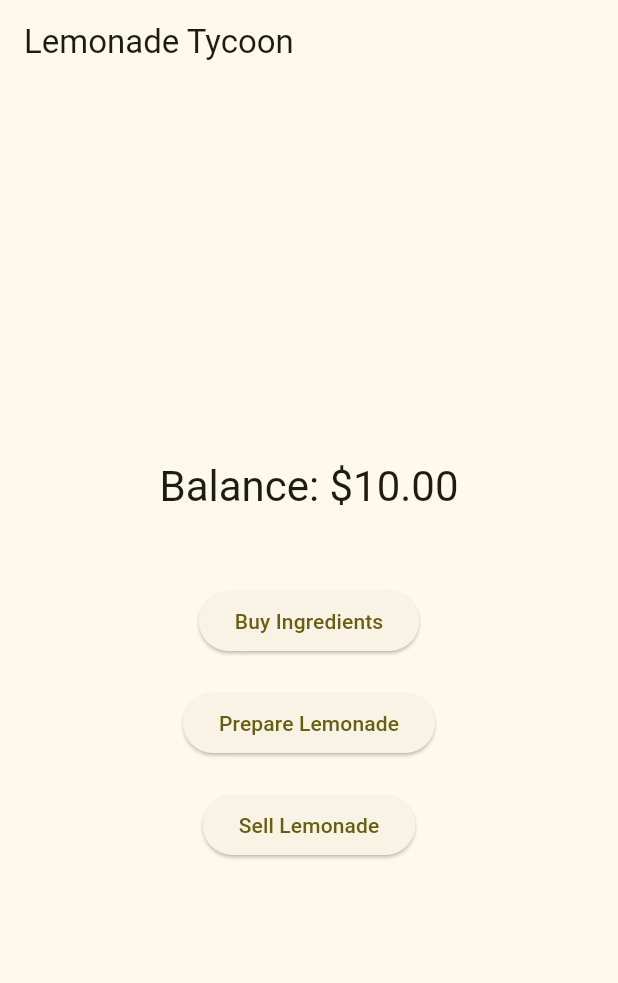
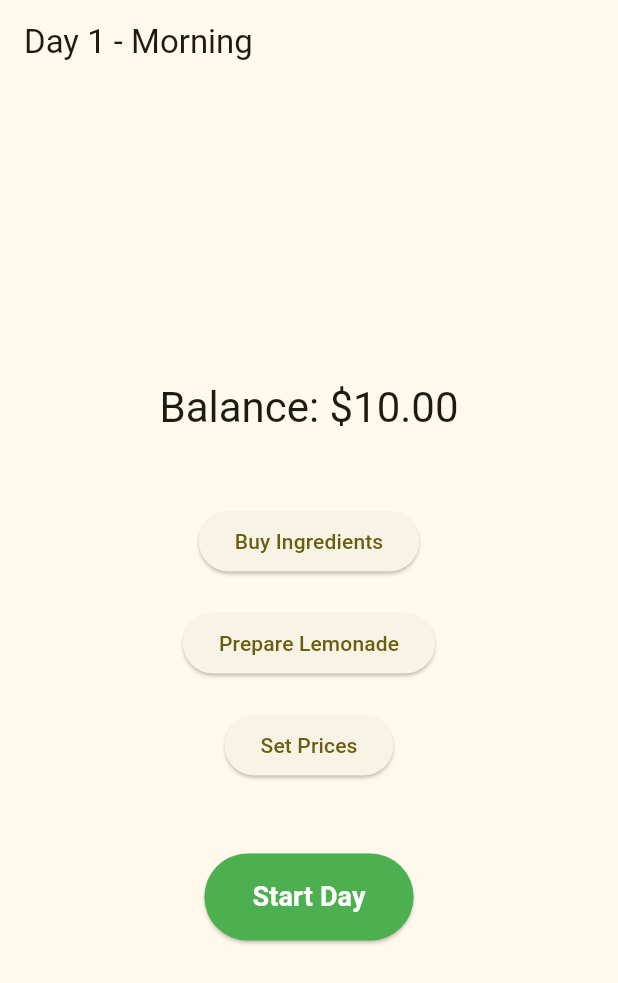
Before and after one commit to igorbasko01/lemonade-tycoon-flutter, a Flutter app: the GameMenuScreen screen opened directly, on a phone screen of 412 x 824 dp. Shown: the top 983 px of the screen. Run offline on Flutter 3.47's test engine with Material 3 defaults, Android fonts, the phone set to English and light mode, and no system bars.

Commit message:
add simulation

```diff
--- a/lib/game_menu_screen.dart
+++ b/lib/game_menu_screen.dart
@@ -2,7 +2,7 @@ import 'package:flutter/material.dart';
 import 'package:provider/provider.dart';
 import 'buy_ingredients_screen.dart';
 import 'prepare_lemonade_screen.dart';
-import 'sell_lemonade_screen.dart';
+import 'set_prices_screen.dart';
 import 'view_models/game_view_model.dart';
 
 class GameMenuScreen extends StatelessWidget {
@@ -12,7 +12,11 @@ class GameMenuScreen extends StatelessWidget {
   Widget build(BuildContext context) {
     return Scaffold(
       appBar: AppBar(
-        title: const Text('Lemonade Tycoon'),
+        title: Consumer<GameViewModel>(
+          builder: (context, viewModel, child) {
+            return Text('Day ${viewModel.gameManager.currentDay} - Morning');
+          },
+        ),
       ),
       body: Center(
         child: Column(
@@ -53,11 +57,33 @@ class GameMenuScreen extends StatelessWidget {
               onPressed: () {
                 Navigator.of(context).push(
                   MaterialPageRoute(
-                    builder: (context) => const SellLemonadeScreen(),
+                    builder: (context) => const SetPricesScreen(),
                   ),
                 );
               },
-              child: const Text('Sell Lemonade'),
+              child: const Text('Set Prices'),
+            ),
+            const SizedBox(height: 48),
+            Consumer<GameViewModel>(
+              builder: (context, viewModel, child) {
+                return ElevatedButton(
+                  onPressed: () {
+                    viewModel.startDaySimulation();
+                  },
+                  style: ElevatedButton.styleFrom(
+                    padding: const EdgeInsets.symmetric(
+                      horizontal: 32,
+                      vertical: 16,
+                    ),
+                    backgroundColor: Colors.green,
+                    foregroundColor: Colors.white,
+                  ),
+                  child: const Text(
+                    'Start Day',
+                    style: TextStyle(fontSize: 18, fontWeight: FontWeight.bold),
+                  ),
+                );
+              },
             ),
           ],
         ),
--- a/lib/main.dart
+++ b/lib/main.dart
@@ -1,7 +1,7 @@
 import 'package:flutter/material.dart';
+import 'package:lemonade_tycoon/view_models/game_view_model.dart';
 import 'package:provider/provider.dart';
-import 'view_models/game_view_model.dart';
-import 'welcome_screen.dart';
+import 'game_screen.dart';
 
 void main() {
   runApp(const LemonadeTycoonApp());
@@ -20,7 +20,7 @@ class LemonadeTycoonApp extends StatelessWidget {
           colorScheme: ColorScheme.fromSeed(seedColor: Colors.yellow),
           useMaterial3: true,
         ),
-        home: const WelcomeScreen(),
+        home: const GameScreen(),
       ),
     );
   }
--- /dev/null
+++ b/lib/models/game_manager.dart
@@ -0,0 +1,27 @@
+import 'daily_report.dart';
+
+enum GamePhase { morning, day, evening }
+
+class GameManager {
+  int _currentDay = 0;
+  GamePhase _currentPhase = GamePhase.morning;
+  DailyReport? _lastDailyReport;
+
+  int get currentDay => _currentDay;
+  GamePhase get currentPhase => _currentPhase;
+  DailyReport? get lastDailyReport => _lastDailyReport;
+
+  void startMorning() {
+    _currentDay++;
+    _currentPhase = GamePhase.morning;
+  }
+
+  void startDay() {
+    _currentPhase = GamePhase.day;
+  }
+
+  void endDay(DailyReport report) {
+    _lastDailyReport = report;
+    _currentPhase = GamePhase.evening;
+  }
+}
--- a/lib/models/ingredients.dart
+++ b/lib/models/ingredients.dart
@@ -1,7 +1,17 @@
 class Ingredient {
-    final String name;
+  final String name;
 
-    Ingredient({required this.name});
+  const Ingredient({required this.name});
+
+  @override
+  bool operator ==(Object other) =>
+      identical(this, other) ||
+      other is Ingredient &&
+      runtimeType == other.runtimeType &&
+      name == other.name;
+
+  @override
+  int get hashCode => name.hashCode;
 }
 
 class IngredientAmount {
--- a/lib/view_models/game_view_model.dart
+++ b/lib/view_models/game_view_model.dart
@@ -7,12 +7,30 @@ import '../models/recipes.dart';
 import '../models/shop.dart';
 import '../models/wallet.dart';
 
+import '../models/game_manager.dart';
+import '../services/simulation_service.dart';
+
 class GameViewModel extends ChangeNotifier {
   late final Player _player;
+  late final GameManager _gameManager;
+  late final SimulationService _simulationService;
 
   late final Shop _supplier;
 
-  GameViewModel({Player? player, Shop? supplier}) {
+  GameViewModel({
+    Player? player,
+    Shop? supplier,
+    GameManager? gameManager,
+    SimulationService? simulationService,
+  }) {
+    _gameManager = gameManager ?? GameManager();
+    _simulationService = simulationService ?? SimulationService();
+
+    // If we are starting fresh (Day 0), begin the morning of Day 1
+    if (_gameManager.currentDay == 0) {
+      _gameManager.startMorning();
+    }
+
     if (player != null) {
       _player = player;
     } else {
@@ -22,23 +40,29 @@ class GameViewModel extends ChangeNotifier {
         wallet: Wallet(10.0), // Starting balance
       );
       // We need to ensure the player has a shop to store ingredients
-      _player.addShop(Shop(
+      _player.addShop(
+        Shop(
           inventory: Inventory(ingredients: {}),
-        wallet: Wallet(0.0), // Shop starts with 0 funds, player transfers money
+          wallet: Wallet(
+            0.0,
+          ), // Shop starts with 0 funds, player transfers money
           prices: {},
-      ));
+        ),
+      );
     }
 
     if (supplier != null) {
       _supplier = supplier;
     } else {
       _supplier = Shop(
-        inventory: Inventory(ingredients: {
+        inventory: Inventory(
+          ingredients: {
             Ingredients.lemon: 1000,
             Ingredients.sugar: 1000,
             Ingredients.ice: 1000,
             Ingredients.water: 1000,
-        }),
+          },
+        ),
         wallet: Wallet(0.0),
         prices: {
           Ingredients.lemon: 0.5,
@@ -53,6 +77,8 @@ class GameViewModel extends ChangeNotifier {
   }
 
   double get balance => _player.wallet.balance;
+
+  GameManager get gameManager => _gameManager;
 
   // Expose supplier data
   Map<Ingredient, double> get supplierPrices => _supplier.prices;
@@ -86,7 +112,6 @@ class GameViewModel extends ChangeNotifier {
     final targetShop = _player.shops.first;
     final item = IngredientAmount(ingredient: ingredient, amount: 1);
 
-
     final result = _player.buyForShop(
       supplier: _supplier,
       targetShop: targetShop,
@@ -99,7 +124,6 @@ class GameViewModel extends ChangeNotifier {
     }
   }
 
-
   List<Customer> _customers = [];
   List<Customer> get customers => List.unmodifiable(_customers);
 
@@ -111,19 +135,28 @@ class GameViewModel extends ChangeNotifier {
         name: 'Alice',
         wallet: Wallet(5.0),
         inventory: Inventory(ingredients: {}),
-         wantedItem: IngredientAmount(ingredient: Recipes.sweetLemonade.outputIngredient, amount: 1),
+        wantedItem: IngredientAmount(
+          ingredient: Recipes.sweetLemonade.outputIngredient,
+          amount: 1,
+        ),
       ),
       Customer(
         name: 'Bob',
         wallet: Wallet(3.0),
         inventory: Inventory(ingredients: {}),
-         wantedItem: IngredientAmount(ingredient: Recipes.mildLemonade.outputIngredient, amount: 1),
+        wantedItem: IngredientAmount(
+          ingredient: Recipes.mildLemonade.outputIngredient,
+          amount: 1,
+        ),
       ),
       Customer(
         name: 'Charlie',
         wallet: Wallet(4.0),
         inventory: Inventory(ingredients: {}),
-          wantedItem: IngredientAmount(ingredient: Recipes.refreshingLemonade.outputIngredient, amount: 1),
+        wantedItem: IngredientAmount(
+          ingredient: Recipes.refreshingLemonade.outputIngredient,
+          amount: 1,
+        ),
       ),
     ];
   }
@@ -145,14 +178,33 @@ class GameViewModel extends ChangeNotifier {
     if (_player.shops.isEmpty) return;
     final shop = _player.shops.first;
 
-     final result = _player.sellToCustomer(
-       shop: shop,
-       customer: customer,
-     );
+    final result = _player.sellToCustomer(shop: shop, customer: customer);
 
     if (result == ShopTransactionResult.success) {
       _customers.remove(customer);
       notifyListeners();
     }
   }
+
+  void startDaySimulation() {
+    if (_player.shops.isEmpty) return;
+
+    _gameManager.startDay();
+    notifyListeners(); // Update UI to show "Day" or "Simulation in progress"
+
+    // Run instant simulation
+    final report = _simulationService.simulateDay(
+      player: _player,
+      shop: _player.shops.first,
+      dayNumber: _gameManager.currentDay,
+    );
+
+    _gameManager.endDay(report);
+    notifyListeners();
   }
+
+  void nextMorning() {
+    _gameManager.startMorning();
+    notifyListeners();
+  }
+}
```
Also changed, not shown: lib/day_summary_screen.dart (added, +105 -0 lines), lib/game_screen.dart (added, +39 -0 lines), lib/models/daily_report.dart (added, +21 -0 lines), lib/services/simulation_service.dart (added, +70 -0 lines), lib/set_prices_screen.dart (added, +84 -0 lines), 5 other files. Lines whose indentation alone changed are shown as unchanged.
